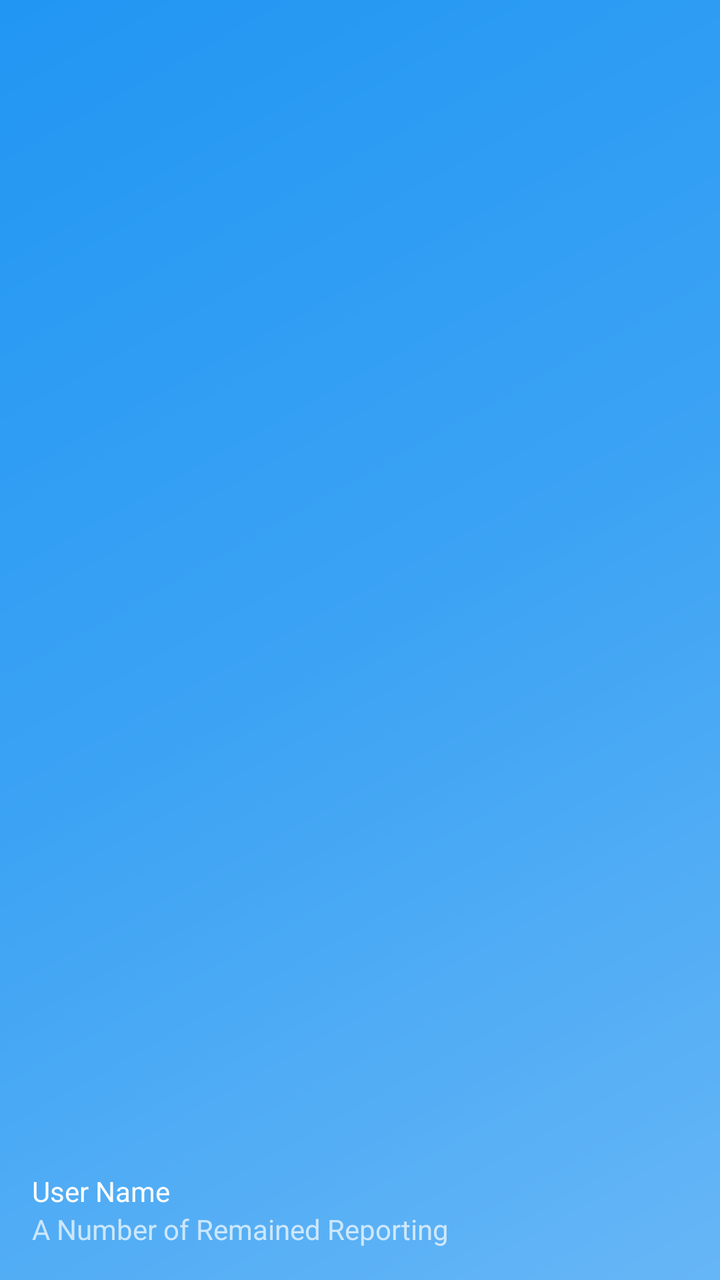
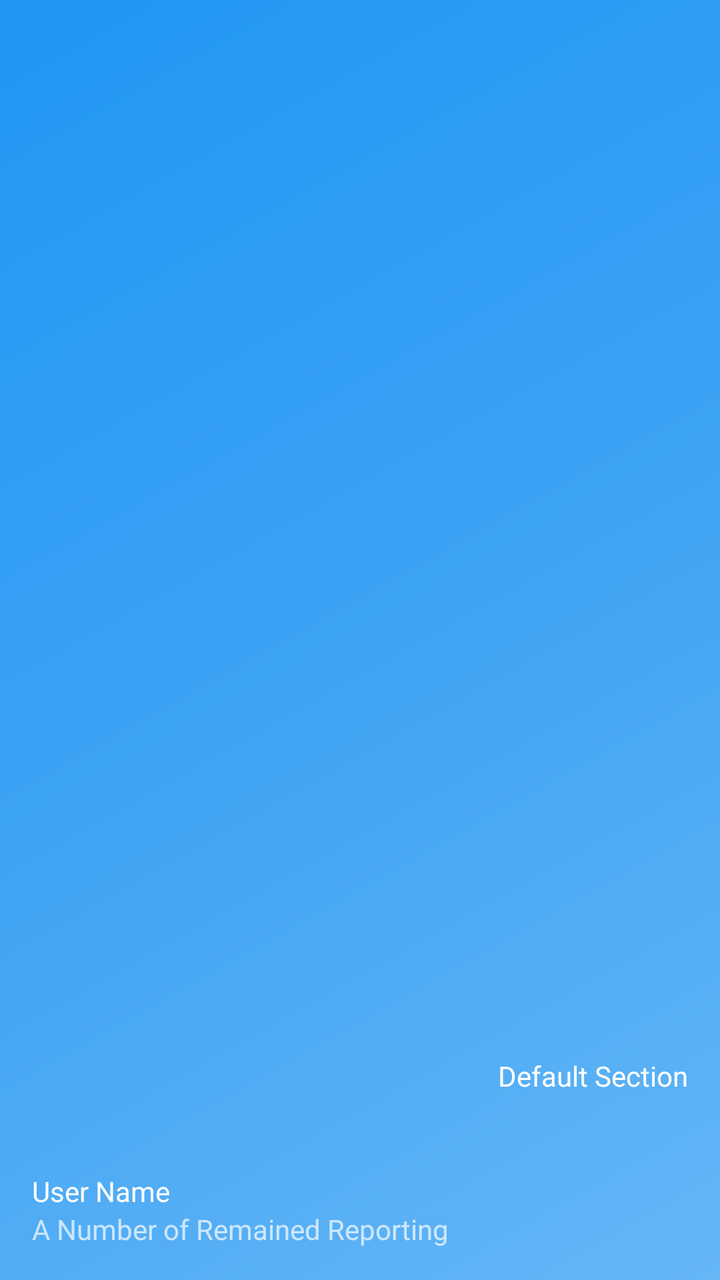

Screens rendered from an Android XML layout before and after an edit, with the pre-edit source and the edit as a unified diff.
<!-- AndroidManifest.xml: application theme AppTheme -->
<!-- res/layout/nav_header_wimple.xml -->
<?xml version="1.0" encoding="utf-8"?>
<LinearLayout xmlns:android="http://schemas.android.com/apk/res/android"
    xmlns:app="http://schemas.android.com/apk/res-auto"
    android:layout_width="match_parent"
    android:layout_height="@dimen/nav_header_height"
    android:background="@drawable/side_nav_bar"
    android:gravity="bottom"
    android:orientation="vertical"
    android:paddingBottom="@dimen/activity_vertical_margin"
    android:paddingLeft="@dimen/activity_horizontal_margin"
    android:paddingRight="@dimen/activity_horizontal_margin"
    android:paddingTop="@dimen/activity_vertical_margin"
    android:theme="@style/ThemeOverlay.AppCompat.Dark">

    <ImageView
        android:id="@+id/my_profile_icon"
        android:layout_width="80dp"
        android:layout_height="80dp"
        android:paddingTop="@dimen/nav_header_vertical_spacing"
        android:scaleType="fitCenter"/>

    <TextView
        android:id="@+id/my_profile_name"
        android:layout_width="match_parent"
        android:layout_height="wrap_content"
        android:paddingTop="@dimen/nav_header_vertical_spacing"
        android:text="User Name"
        android:textAppearance="@style/TextAppearance.AppCompat.Body1" />

        <TextView
            android:id="@+id/my_profile_level"
            android:layout_width="wrap_content"
            android:layout_height="wrap_content"
            android:text="A Number of Remained Reporting" />

</LinearLayout>
<!-- resources referenced by this layout -->
<resources>
  <dimen name="activity_horizontal_margin">16dp</dimen>
  <dimen name="activity_vertical_margin">16dp</dimen>
  <dimen name="nav_header_height">171dp</dimen>
  <dimen name="nav_header_vertical_spacing">16dp</dimen>
  <!-- drawable side_nav_bar (drawable) -->
  <shape xmlns:android="http://schemas.android.com/apk/res/android"
      android:shape="rectangle">
      <gradient
          android:angle="135"
          android:centerColor="#3CA3F4"
          android:endColor="#2196F3"
          android:startColor="#66B6F6"
          android:type="linear" />
  </shape>
  <style name="AppTheme" parent="Theme.AppCompat.Light.DarkActionBar">
          
          <item name="colorPrimary">@color/colorPrimary</item>
          <item name="colorPrimaryDark">@color/colorPrimaryDark</item>
          <item name="colorAccent">@color/colorAccent</item>
          <item name="windowActionBar">false</item>
          <item name="windowNoTitle">true</item>
          <item name="preferenceTheme">@style/PreferenceThemeOverlay</item>
      </style>
  <color name="colorPrimary">#3F51B5</color>
  <color name="colorPrimaryDark">#303F9F</color>
  <color name="colorAccent">#03A9F4</color>
</resources>

<!-- the commit's change to res/layout/nav_header_wimple.xml (unified diff, before → after) -->
@@ -12,12 +12,28 @@
     android:paddingTop="@dimen/activity_vertical_margin"
     android:theme="@style/ThemeOverlay.AppCompat.Dark">
 
-    <ImageView
-        android:id="@+id/my_profile_icon"
-        android:layout_width="80dp"
-        android:layout_height="80dp"
-        android:paddingTop="@dimen/nav_header_vertical_spacing"
-        android:scaleType="fitCenter"/>
+    <LinearLayout
+        android:layout_width="match_parent"
+        android:layout_height="wrap_content"
+        android:orientation="horizontal">
+
+        <ImageView
+            android:id="@+id/my_profile_icon"
+            android:layout_width="80dp"
+            android:layout_height="80dp"
+            android:paddingTop="@dimen/nav_header_vertical_spacing"
+            android:scaleType="fitCenter"/>
+
+        <TextView
+            android:id="@+id/section_title"
+            android:layout_width="match_parent"
+            android:layout_height="80dp"
+            android:paddingTop="@dimen/nav_header_vertical_spacing"
+            android:layout_gravity="center"
+            android:gravity="center|end"
+            android:text="Default Section"
+            android:textAppearance="@style/TextAppearance.AppCompat.Body1" />
+    </LinearLayout>
 
     <TextView
         android:id="@+id/my_profile_name"
@@ -27,10 +43,10 @@
         android:text="User Name"
         android:textAppearance="@style/TextAppearance.AppCompat.Body1" />
 
-        <TextView
-            android:id="@+id/my_profile_level"
-            android:layout_width="wrap_content"
-            android:layout_height="wrap_content"
-            android:text="A Number of Remained Reporting" />
+    <TextView
+        android:id="@+id/my_profile_level"
+        android:layout_width="wrap_content"
+        android:layout_height="wrap_content"
+        android:text="A Number of Remained Reporting" />
 
 </LinearLayout>
